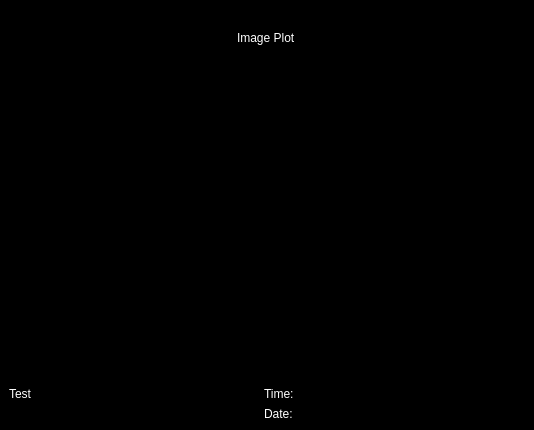
Above: src/interface/ui/image_window.ui from FXIhub/hummingbird before the change. Below: the same form after it.
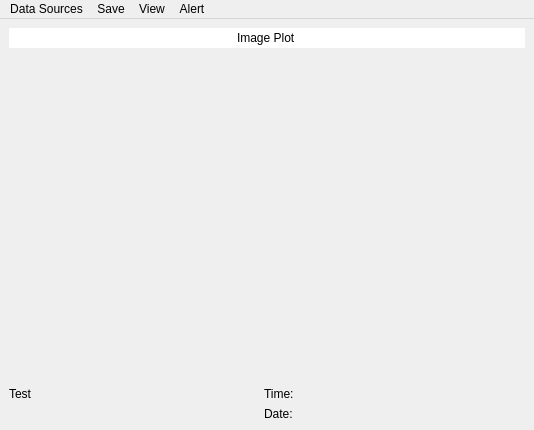
That is the form after the change. Icons and pictures are not drawn. Custom widgets are drawn as their Qt base class.

Commit message: Open windows on double click

```diff
--- a/src/interface/ui/image_window.ui
+++ b/src/interface/ui/image_window.ui
@@ -10,97 +10,6 @@
     <height>430</height>
    </rect>
   </property>
-  <property name="palette">
-   <palette>
-    <active>
-     <colorrole role="WindowText">
-      <brush brushstyle="SolidPattern">
-       <color alpha="255">
-        <red>255</red>
-        <green>255</green>
-        <blue>255</blue>
-       </color>
-      </brush>
-     </colorrole>
-     <colorrole role="Base">
-      <brush brushstyle="SolidPattern">
-       <color alpha="255">
-        <red>255</red>
-        <green>255</green>
-        <blue>255</blue>
-       </color>
-      </brush>
-     </colorrole>
-     <colorrole role="Window">
-      <brush brushstyle="SolidPattern">
-       <color alpha="255">
-        <red>0</red>
-        <green>0</green>
-        <blue>0</blue>
-       </color>
-      </brush>
-     </colorrole>
-    </active>
-    <inactive>
-     <colorrole role="WindowText">
-      <brush brushstyle="SolidPattern">
-       <color alpha="255">
-        <red>255</red>
-        <green>255</green>
-        <blue>255</blue>
-       </color>
-      </brush>
-     </colorrole>
-     <colorrole role="Base">
-      <brush brushstyle="SolidPattern">
-       <color alpha="255">
-        <red>255</red>
-        <green>255</green>
-        <blue>255</blue>
-       </color>
-      </brush>
-     </colorrole>
-     <colorrole role="Window">
-      <brush brushstyle="SolidPattern">
-       <color alpha="255">
-        <red>0</red>
-        <green>0</green>
-        <blue>0</blue>
-       </color>
-      </brush>
-     </colorrole>
-    </inactive>
-    <disabled>
-     <colorrole role="WindowText">
-      <brush brushstyle="SolidPattern">
-       <color alpha="255">
-        <red>127</red>
-        <green>127</green>
-        <blue>127</blue>
-       </color>
-      </brush>
-     </colorrole>
-     <colorrole role="Base">
-      <brush brushstyle="SolidPattern">
-       <color alpha="255">
-        <red>0</red>
-        <green>0</green>
-        <blue>0</blue>
-       </color>
-      </brush>
-     </colorrole>
-     <colorrole role="Window">
-      <brush brushstyle="SolidPattern">
-       <color alpha="255">
-        <red>0</red>
-        <green>0</green>
-        <blue>0</blue>
-       </color>
-      </brush>
-     </colorrole>
-    </disabled>
-   </palette>
-  </property>
   <property name="windowTitle">
    <string>MainWindow</string>
   </property>
@@ -114,70 +23,6 @@
         <verstretch>0</verstretch>
        </sizepolicy>
       </property>
-      <property name="palette">
-       <palette>
-        <active>
-         <colorrole role="Text">
-          <brush brushstyle="SolidPattern">
-           <color alpha="255">
-            <red>255</red>
-            <green>255</green>
-            <blue>255</blue>
-           </color>
-          </brush>
-         </colorrole>
-         <colorrole role="Base">
-          <brush brushstyle="SolidPattern">
-           <color alpha="0">
-            <red>255</red>
-            <green>255</green>
-            <blue>255</blue>
-           </color>
-          </brush>
-         </colorrole>
-        </active>
-        <inactive>
-         <colorrole role="Text">
-          <brush brushstyle="SolidPattern">
-           <color alpha="255">
-            <red>255</red>
-            <green>255</green>
-            <blue>255</blue>
-           </color>
-          </brush>
-         </colorrole>
-         <colorrole role="Base">
-          <brush brushstyle="SolidPattern">
-           <color alpha="0">
-            <red>255</red>
-            <green>255</green>
-            <blue>255</blue>
-           </color>
-          </brush>
-         </colorrole>
-        </inactive>
-        <disabled>
-         <colorrole role="Text">
-          <brush brushstyle="SolidPattern">
-           <color alpha="255">
-            <red>127</red>
-            <green>127</green>
-            <blue>127</blue>
-           </color>
-          </brush>
-         </colorrole>
-         <colorrole role="Base">
-          <brush brushstyle="SolidPattern">
-           <color alpha="255">
-            <red>237</red>
-            <green>237</green>
-            <blue>237</blue>
-           </color>
-          </brush>
-         </colorrole>
-        </disabled>
-       </palette>
-      </property>
       <property name="focusPolicy">
        <enum>Qt::ClickFocus</enum>
       </property>
@@ -218,43 +63,6 @@
           <verstretch>0</verstretch>
          </sizepolicy>
         </property>
-        <property name="palette">
-         <palette>
-          <active>
-           <colorrole role="WindowText">
-            <brush brushstyle="SolidPattern">
-             <color alpha="255">
-              <red>255</red>
-              <green>255</green>
-              <blue>255</blue>
-             </color>
-            </brush>
-           </colorrole>
-          </active>
-          <inactive>
-           <colorrole role="WindowText">
-            <brush brushstyle="SolidPattern">
-             <color alpha="255">
-              <red>255</red>
-              <green>255</green>
-              <blue>255</blue>
-             </color>
-            </brush>
-           </colorrole>
-          </inactive>
-          <disabled>
-           <colorrole role="WindowText">
-            <brush brushstyle="SolidPattern">
-             <color alpha="255">
-              <red>127</red>
-              <green>127</green>
-              <blue>127</blue>
-             </color>
-            </brush>
-           </colorrole>
-          </disabled>
-         </palette>
-        </property>
         <property name="text">
          <string>Test</string>
         </property>
@@ -269,43 +77,6 @@
          <layout class="QHBoxLayout" name="horizontalLayout_3">
           <item>
            <widget class="QLabel" name="label_2">
-            <property name="palette">
-             <palette>
-              <active>
-               <colorrole role="WindowText">
-                <brush brushstyle="SolidPattern">
-                 <color alpha="255">
-                  <red>255</red>
-                  <green>255</green>
-                  <blue>255</blue>
-                 </color>
-                </brush>
-               </colorrole>
-              </active>
-              <inactive>
-               <colorrole role="WindowText">
-                <brush brushstyle="SolidPattern">
-                 <color alpha="255">
-                  <red>255</red>
-                  <green>255</green>
-                  <blue>255</blue>
-                 </color>
-                </brush>
-               </colorrole>
-              </inactive>
-              <disabled>
-               <colorrole role="WindowText">
-                <brush brushstyle="SolidPattern">
-                 <color alpha="255">
-                  <red>127</red>
-                  <green>127</green>
-                  <blue>127</blue>
-                 </color>
-                </brush>
-               </colorrole>
-              </disabled>
-             </palette>
-            </property>
             <property name="text">
              <string>Time:</string>
             </property>
@@ -319,43 +90,6 @@
               <verstretch>0</verstretch>
              </sizepolicy>
             </property>
-            <property name="palette">
-             <palette>
-              <active>
-               <colorrole role="WindowText">
-                <brush brushstyle="SolidPattern">
-                 <color alpha="255">
-                  <red>255</red>
-                  <green>255</green>
-                  <blue>255</blue>
-                 </color>
-                </brush>
-               </colorrole>
-              </active>
-              <inactive>
-               <colorrole role="WindowText">
-                <brush brushstyle="SolidPattern">
-                 <color alpha="255">
-                  <red>255</red>
-                  <green>255</green>
-                  <blue>255</blue>
-                 </color>
-                </brush>
-               </colorrole>
-              </inactive>
-              <disabled>
-               <colorrole role="WindowText">
-                <brush brushstyle="SolidPattern">
-                 <color alpha="255">
-                  <red>127</red>
-                  <green>127</green>
-                  <blue>127</blue>
-                 </color>
-                </brush>
-               </colorrole>
-              </disabled>
-             </palette>
-            </property>
             <property name="text">
              <string/>
             </property>
@@ -367,43 +101,6 @@
          <layout class="QHBoxLayout" name="horizontalLayout_2">
           <item>
            <widget class="QLabel" name="label_5">
-            <property name="palette">
-             <palette>
-              <active>
-               <colorrole role="WindowText">
-                <brush brushstyle="SolidPattern">
-                 <color alpha="255">
-                  <red>255</red>
-                  <green>255</green>
-                  <blue>255</blue>
-                 </color>
-                </brush>
-               </colorrole>
-              </active>
-              <inactive>
-               <colorrole role="WindowText">
-                <brush brushstyle="SolidPattern">
-                 <color alpha="255">
-                  <red>255</red>
-                  <green>255</green>
-                  <blue>255</blue>
-                 </color>
-                </brush>
-               </colorrole>
-              </inactive>
-              <disabled>
-               <colorrole role="WindowText">
-                <brush brushstyle="SolidPattern">
-                 <color alpha="255">
-                  <red>127</red>
-                  <green>127</green>
-                  <blue>127</blue>
-                 </color>
-                </brush>
-               </colorrole>
-              </disabled>
-             </palette>
-            </property>
             <property name="text">
              <string>Date:</string>
             </property>
@@ -417,43 +114,6 @@
               <verstretch>0</verstretch>
              </sizepolicy>
             </property>
-            <property name="palette">
-             <palette>
-              <active>
-               <colorrole role="WindowText">
-                <brush brushstyle="SolidPattern">
-                 <color alpha="255">
-                  <red>255</red>
-                  <green>255</green>
-                  <blue>255</blue>
-                 </color>
-                </brush>
-               </colorrole>
-              </active>
-              <inactive>
-               <colorrole role="WindowText">
-                <brush brushstyle="SolidPattern">
-                 <color alpha="255">
-                  <red>255</red>
-                  <green>255</green>
-                  <blue>255</blue>
-                 </color>
-                </brush>
-               </colorrole>
-              </inactive>
-              <disabled>
-               <colorrole role="WindowText">
-                <brush brushstyle="SolidPattern">
-                 <color alpha="255">
-                  <red>127</red>
-                  <green>127</green>
-                  <blue>127</blue>
-                 </color>
-                </brush>
-               </colorrole>
-              </disabled>
-             </palette>
-            </property>
             <property name="text">
              <string/>
             </property>
```
The commit also changes 7 other files.
